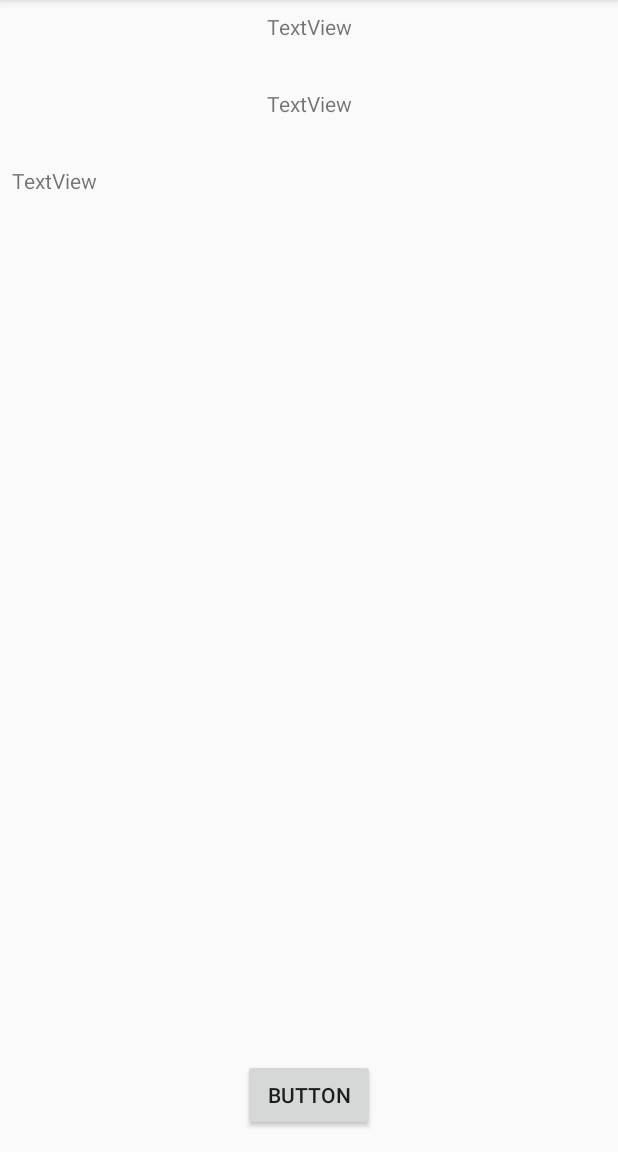
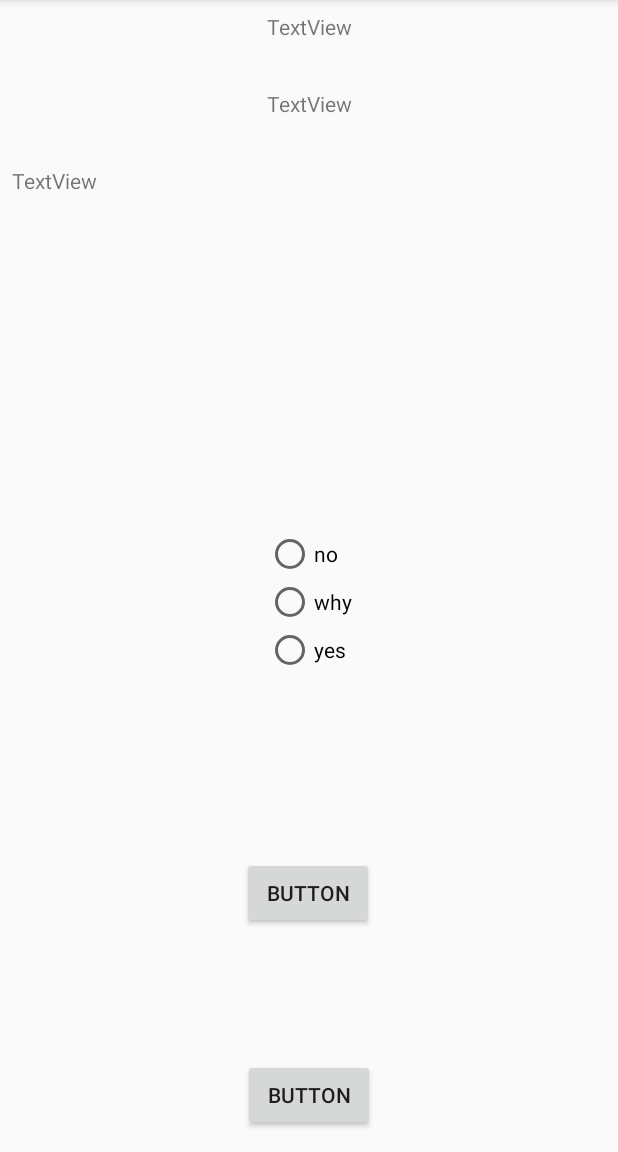
Before and after one commit to DimDrumm/Quize, an Android app: the IntroActivity screen opened directly, with no data from a screen before it, after a tap on an icon or button, on a phone screen of 412 x 824 dp, the part 84-1236 px from its top. Run offline under Robolectric (Android 15) with nearby library versions, the phone set to English and light mode, and no system bars.

```diff
--- a/app/src/main/java/a2018/by/step/myquiz/activity/IntroActivity.kt
+++ b/app/src/main/java/a2018/by/step/myquiz/activity/IntroActivity.kt
@@ -7,10 +7,10 @@ import a2018.by.step.myquiz.fragment.ResultFragment
 import a2018.by.step.myquiz.fragment.SingleSelectionFragment
 import a2018.by.step.myquiz.fragment.TextQuestionFragment
 import a2018.by.step.myquiz.model.ChoiceQuestion
-import a2018.by.step.myquiz.model.Question
 import a2018.by.step.myquiz.model.TextQuestion
 import android.content.Intent
 import android.os.Bundle
+import android.support.v4.app.Fragment
 import android.support.v7.app.AppCompatActivity
 import android.util.Log
 import android.view.Menu
@@ -23,7 +23,7 @@ class IntroActivity : AppCompatActivity(), OnFragmentListener {
         super.onCreate(savedInstanceState)
         setContentView(R.layout.activity_intro)
         Log.d("IntroActivity", "rendering layout")
-        choseFirstFragment()
+        getFragment()
     }
 
     override fun onResume() {
@@ -50,74 +50,42 @@ class IntroActivity : AppCompatActivity(), OnFragmentListener {
     }
 
 
-    override fun changeFragment() {
-        val question = quizeData.getRandomQuestion()
-        Log.d("IntroActivity", "${question.toString()}")
-        val fragmentManager = supportFragmentManager
-        var fragment = fragmentManager.findFragmentById(R.id.fr_single_question_selection)
-        fragment = null
-        if (fragment == null) {
-            when (question) {
-                is TextQuestion -> {
+    override fun changeFragment(data:Data) {
+        quizeData.answeredQuestionsList.add(data)
+        getFragment()
+    }
+
+    private fun getFragment() {
+        val fragment: Fragment
+        val type = quizeData.getRandomQuestion()
+        Log.d("IntroActivity", "getFragment")
+        if (type is ChoiceQuestion) {
+            Log.d("IntroActivity", "SingleSelectionFragment")
+            fragment = SingleSelectionFragment()
+            supportFragmentManager.beginTransaction().replace(
+                R.id.fl_fragment_container,
+                fragment
+            ).commit()
+            listener = fragment
+            listener.getQuestionTypeFromActivity(type)
+        } else if (type is TextQuestion) {
+            Log.d("IntroActivity", "TextQuestionFragment")
             fragment = TextQuestionFragment()
             supportFragmentManager.beginTransaction().replace(
                 R.id.fl_fragment_container,
                 fragment
             ).commit()
             listener = fragment
-                    getQuestionType(question)
-                }
-                is ChoiceQuestion -> {
-                    fragment = SingleSelectionFragment()
+            listener.getQuestionTypeFromActivity(type)
+        }else {
+            fragment = ResultFragment()
             supportFragmentManager.beginTransaction().replace(
-                        R.id.fl_fragment_container,
-                        SingleSelectionFragment()
-                    ).commit()
-                    listener = fragment
-                    Log.d("IntroActivity", "$listener")
-                    getQuestionType(question)
-                }
-                null -> {
-                    supportFragmentManager.beginTransaction().replace(
-                        R.id.fl_fragment_container,
-                        ResultFragment()
-                    ).commit()
-                }
-            }
-        }
-    }
-
-    private fun choseFirstFragment() {
-        val type = quizeData.getRandomQuestion()
-        val fragmentManager = supportFragmentManager
-        var fragment = fragmentManager.findFragmentById(R.id.fr_single_question_selection)
-        Log.d("IntroActivity", "choseFirstFragment")
-        if (type is ChoiceQuestion) {
-            if (fragment == null) {
-                Log.d("IntroActivity", "SingleSelectionFragment")
-                fragment = SingleSelectionFragment()
-                supportFragmentManager.beginTransaction().add(
                 R.id.fl_fragment_container,
                 fragment
             ).commit()
             listener = fragment
-                getQuestionType(type)
-            }
-        } else if (type is TextQuestion) {
-            if (fragment == null) {
-                Log.d("IntroActivity", "TextQuestionFragment")
-                fragment = TextQuestionFragment()
-                supportFragmentManager.beginTransaction().add(
-                    R.id.fl_fragment_container,
-                    fragment
-                ).commit()
-                listener = fragment
-                getQuestionType(type)
-            }
+            listener.results(quizeData.getRightQuantityAnswers())
         }
     }
 
-    override fun getQuestionType(type: Question<*>) {
-        listener.getQuestionTypeFromActivity(type)
 }
-}
--- a/app/src/main/java/a2018/by/step/myquiz/activity/OnActivityListener.kt
+++ b/app/src/main/java/a2018/by/step/myquiz/activity/OnActivityListener.kt
@@ -4,5 +4,6 @@ import a2018.by.step.myquiz.model.Question
 
 
 interface OnActivityListener {
-    fun getQuestionTypeFromActivity(question: Question<*>)
+    fun getQuestionTypeFromActivity(q:Question<*>)
+    fun results(result: Int)
 }
--- a/app/src/main/java/a2018/by/step/myquiz/activity/QuizeData.kt
+++ b/app/src/main/java/a2018/by/step/myquiz/activity/QuizeData.kt
@@ -9,7 +9,6 @@ import java.util.*
 class QuizeData {
     val questions = mutableListOf<Question<*>>().apply { addAll(QuestionRepository.getQuestions()) }
     var answeredQuestionsList = mutableListOf<Data>()
-
     fun getRandomQuestion(): Question<*>? {
         return if (questions.isEmpty()) {
             null
@@ -27,7 +26,6 @@ class QuizeData {
         var rightAnswerQuantity = 0
         for (item in answeredQuestionsList) {
             if (item.isRight) {
-                //  Log.d("QuizeData","$rightAnswerQuantity")
                 rightAnswerQuantity++
             }
         }
--- a/app/src/main/java/a2018/by/step/myquiz/data/QuestionRepository.kt
+++ b/app/src/main/java/a2018/by/step/myquiz/data/QuestionRepository.kt
@@ -26,23 +26,23 @@ object QuestionRepository {
         )
         questionList.add(
             ChoiceQuestion(
-                "What is an activity in Android?",
-                1,
+                "is it 2",
+                2,
                 listOf(
-                    "Activity performs the actions on the screen",
-                    "Manage the Application content",
-                    "Screen UI"
+                    "no",
+                    "yes",
+                    "why"
                 )
             )
         )
         questionList.add(
             ChoiceQuestion(
-                "What is an activity in Android?",
-                1,
+                "is it 2",
+                3,
                 listOf(
-                    "Activity performs the actions on the screen",
-                    "Manage the Application content",
-                    "Screen UI"
+                    "no",
+                    "why",
+                    "yes"
                 )
             )
         )
--- a/app/src/main/java/a2018/by/step/myquiz/fragment/OnFragmentListener.kt
+++ b/app/src/main/java/a2018/by/step/myquiz/fragment/OnFragmentListener.kt
@@ -1,8 +1,8 @@
 package a2018.by.step.myquiz.fragment
 
-import a2018.by.step.myquiz.model.Question
+import a2018.by.step.myquiz.activity.Data
+
 
 interface OnFragmentListener {
-    fun changeFragment()
-    fun getQuestionType(type:Question<*>)
+    fun changeFragment(data: Data)
 }
--- a/app/src/main/java/a2018/by/step/myquiz/fragment/ResultFragment.kt
+++ b/app/src/main/java/a2018/by/step/myquiz/fragment/ResultFragment.kt
@@ -29,9 +29,8 @@ private const val ARG_PARAM2 = "param2"
  * create an instance of this fragment.
  *
  */
-class ResultFragment : Fragment() {
-    val results = QuizeData()
-    // TODO: Rename and change types of parameters
+class ResultFragment : Fragment(),OnActivityListener {
+    var result: Int = 0
     private var param1: String? = null
     private var param2: String? = null
     private var listener: OnFragmentListener? = null
@@ -49,7 +48,7 @@ class ResultFragment : Fragment() {
         savedInstanceState: Bundle?
     ): View? {
        val view =  inflater.inflate(R.layout.fragment_result, container, false)
-        view.tv_result.text = results.getRightQuantityAnswers().toString()
+        view.tv_result.text = result.toString()
         return view
     }
 
@@ -104,4 +103,11 @@ class ResultFragment : Fragment() {
             }
     }
 
+    override fun getQuestionTypeFromActivity(q: Question<*>) {
+        TODO("not implemented") //To change body of created functions use File | Settings | File Templates.
+    }
+
+    override fun results(result: Int) {
+        this.result = result
+    }
 }
--- a/app/src/main/java/a2018/by/step/myquiz/fragment/SingleSelectionFragment.kt
+++ b/app/src/main/java/a2018/by/step/myquiz/fragment/SingleSelectionFragment.kt
@@ -1,7 +1,9 @@
 package a2018.by.step.myquiz.fragment
 
 import a2018.by.step.myquiz.R
+import a2018.by.step.myquiz.activity.Data
 import a2018.by.step.myquiz.activity.OnActivityListener
+import a2018.by.step.myquiz.activity.QuizeData
 import a2018.by.step.myquiz.model.ChoiceQuestion
 import a2018.by.step.myquiz.model.Question
 import android.content.Context
@@ -14,6 +16,7 @@ import android.view.View
 import android.view.ViewGroup
 import android.widget.RadioButton
 import android.widget.Toast
+import kotlinx.android.synthetic.main.fragment_single_selection.*
 import kotlinx.android.synthetic.main.fragment_single_selection.view.*
 
 private const val ARG_PARAM1 = "param1"
@@ -21,7 +24,7 @@ private const val ARG_PARAM2 = "param2"
 
 
 class SingleSelectionFragment : Fragment(), OnActivityListener {
-    lateinit var questionType: ChoiceQuestion
+    lateinit var question: ChoiceQuestion
     private var param1: String? = null
     private var param2: String? = null
     private var listener: OnFragmentListener? = null
@@ -40,22 +43,21 @@ class SingleSelectionFragment : Fragment(), OnActivityListener {
     ): View? {
         val view = inflater.inflate(R.layout.fragment_single_selection, container, false)
         val radioGroup = view.rg
-        for (i in 0 until questionType.answers.size) {
+        for (i in 0 until question.answers.size) {
             radioButton = RadioButton(activity)
-            radioButton.id = i
-            radioButton.text = questionType.answers[i]
+            radioButton.id = i + 1
+            radioButton.text = question.answers[i]
             radioGroup.addView(radioButton)
         }
         radioGroup.setOnCheckedChangeListener { group, checkedId ->
-            //TODO work only for first radioButton in the list
-            when (checkedId) {
-                0 -> {
-                    Toast.makeText(activity, "Right Answer", Toast.LENGTH_SHORT).show()
-                    listener?.changeFragment()
-                }
-                1,2 -> listener?.changeFragment()
+            question.userAnswer = checkedId.toString()
+            val answer = question.checkAnswer()
+            if (answer) {
+                Toast.makeText(activity, "Right Answer", Toast.LENGTH_LONG).show()
             }
+            listener?.changeFragment(Data(answer, question))
         }
+        Log.d("SingleSelectionFragment", radioGroup.checkedRadioButtonId.toString())
         return view
     }
 
@@ -64,7 +66,6 @@ class SingleSelectionFragment : Fragment(), OnActivityListener {
         super.onAttach(context)
         if (context is OnFragmentListener) {
             listener = context
-
         } else {
             throw RuntimeException("$context must implement OnFragmentInteractionListener")
         }
@@ -109,9 +110,11 @@ class SingleSelectionFragment : Fragment(), OnActivityListener {
             }
     }
 
-    override fun getQuestionTypeFromActivity(question: Question<*>) {
-        Log.d("SingleSelectionFragment", "getQuestionTypeFromActivity")
-        questionType = question as ChoiceQuestion
-        Log.d("SingleSelectionFragment", "${questionType.toString()}")
+    override fun getQuestionTypeFromActivity(q: Question<*>) {
+        question = q as ChoiceQuestion
+    }
+
+    override fun results(result: Int) {
+        TODO("not implemented") //To change body of created functions use File | Settings | File Templates.
     }
 }
--- a/app/src/main/java/a2018/by/step/myquiz/fragment/TextQuestionFragment.kt
+++ b/app/src/main/java/a2018/by/step/myquiz/fragment/TextQuestionFragment.kt
@@ -9,19 +9,20 @@ import android.view.View
 import android.view.ViewGroup
 
 import a2018.by.step.myquiz.R
+import a2018.by.step.myquiz.activity.Data
 import a2018.by.step.myquiz.activity.OnActivityListener
-import a2018.by.step.myquiz.activity.QuizeData
 import a2018.by.step.myquiz.data.QuestionRepository
 import a2018.by.step.myquiz.model.ChoiceQuestion
 import a2018.by.step.myquiz.model.Question
 import a2018.by.step.myquiz.model.TextQuestion
+import kotlinx.android.synthetic.main.fragment_text_question.*
 import kotlinx.android.synthetic.main.fragment_text_question.view.*
 
 private const val ARG_PARAM1 = "param1"
 private const val ARG_PARAM2 = "param2"
 
 class TextQuestionFragment : Fragment(), OnActivityListener {
-    lateinit var questionType: TextQuestion
+    lateinit var question: TextQuestion
     private var param1: String? = null
     private var param2: String? = null
     private var listener: OnFragmentListener? = null
@@ -39,9 +40,9 @@ class TextQuestionFragment : Fragment(), OnActivityListener {
         savedInstanceState: Bundle?
     ): View? {
         val view = inflater.inflate(R.layout.fragment_text_question, container, false)
-        view.tv_question_text.text = questionType.text
+        view.tv_question_text.text = question.text
         view.button_Ok.setOnClickListener {
-            listener?.changeFragment()
+            listener?.changeFragment(Data(false,question))
         }
         return view
     }
@@ -71,7 +72,11 @@ class TextQuestionFragment : Fragment(), OnActivityListener {
         fun newInstance() = TextQuestionFragment()
     }
 
-    override fun getQuestionTypeFromActivity(question: Question<*>) {
-        questionType = question as TextQuestion
+    override fun getQuestionTypeFromActivity(q: Question<*>) {
+        question = q as TextQuestion
+    }
+
+    override fun results(result: Int) {
+        TODO("not implemented") //To change body of created functions use File | Settings | File Templates.
     }
 }
--- a/app/src/main/java/a2018/by/step/myquiz/model/Question.kt
+++ b/app/src/main/java/a2018/by/step/myquiz/model/Question.kt
@@ -4,7 +4,7 @@ abstract class Question<out T>(
     val text: String,
     val rightAnswer: T
 ) {
-    val userAnswer: T? = null
+   var userAnswer: String? = null
     abstract fun checkAnswer(): Boolean
 }
 
@@ -14,8 +14,9 @@ class ChoiceQuestion(
     val answers: List<String>
 ) : Question<Int>(text, rightAnswer) {
     override fun checkAnswer(): Boolean {
-        return userAnswer == rightAnswer
+        return userAnswer.equals(rightAnswer.toString())
     }
+
 }
 
 class TextQuestion(
@@ -25,4 +26,5 @@ class TextQuestion(
     override fun checkAnswer(): Boolean {
         return rightAnswer.equals(userAnswer, true)
     }
+
 }
--- a/app/src/main/res/layout/fragment_single_selection.xml
+++ b/app/src/main/res/layout/fragment_single_selection.xml
@@ -59,5 +59,18 @@
             android:orientation="vertical">
     </RadioGroup>
 
+    <Button
+            android:text="Button"
+            android:layout_width="wrap_content"
+            android:layout_height="wrap_content"
+            android:id="@+id/b_Next"
+            app:layout_constraintStart_toStartOf="parent"
+            android:layout_marginStart="8dp"
+            app:layout_constraintEnd_toEndOf="parent"
+            android:layout_marginEnd="8dp"
+            android:layout_marginBottom="72dp"
+            app:layout_constraintBottom_toBottomOf="parent"
+            app:layout_constraintHorizontal_bias="0.498"/>
+
 
 </android.support.constraint.ConstraintLayout>
```
Lines whose indentation alone changed are shown as unchanged.
